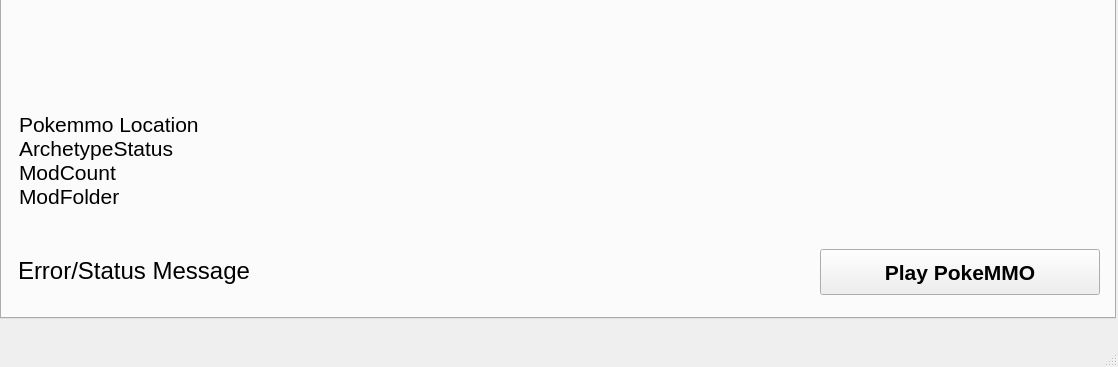
First picture: the form in VMM.ui, repository Vextryyn/Vextryyn-Mod-Manager, before the edit; both pictures show x 0 to 1118 and y 421 to 788 of the 1118 by 788 pixel window.
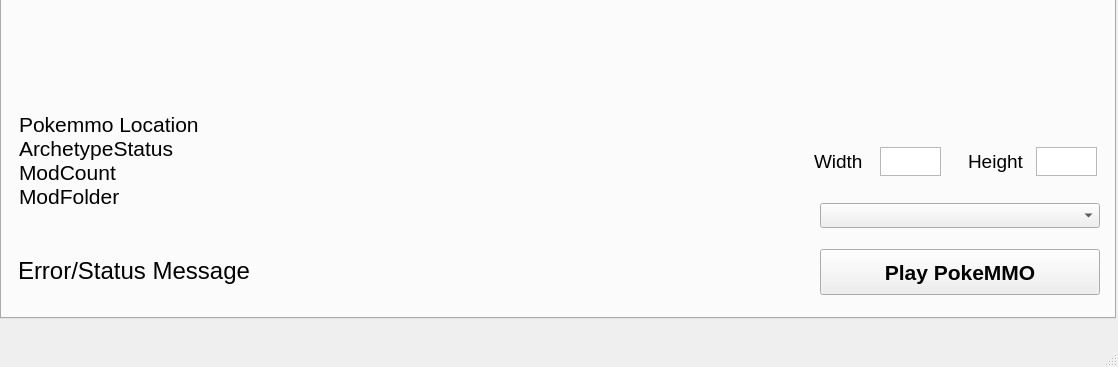
Second picture: the form after the edit. Custom widgets are drawn as their Qt base class.

Commit message: launch option gamescope fullscreen, at least on kde plasma it works like borderless fullscreen

Patch:
```diff
--- a/VMM.ui
+++ b/VMM.ui
@@ -1471,7 +1471,7 @@
         <rect>
          <x>5</x>
          <y>446</y>
-         <width>1071</width>
+         <width>793</width>
          <height>143</height>
         </rect>
        </property>
@@ -1565,6 +1565,72 @@
         <string>Set Mods Folder</string>
        </property>
       </widget>
+      <widget class="QComboBox" name="screenDrop">
+       <property name="geometry">
+        <rect>
+         <x>806</x>
+         <y>560</y>
+         <width>280</width>
+         <height>25</height>
+        </rect>
+       </property>
+      </widget>
+      <widget class="QTextEdit" name="heightText">
+       <property name="geometry">
+        <rect>
+         <x>1022</x>
+         <y>504</y>
+         <width>61</width>
+         <height>29</height>
+        </rect>
+       </property>
+      </widget>
+      <widget class="QTextEdit" name="widthText">
+       <property name="geometry">
+        <rect>
+         <x>866</x>
+         <y>504</y>
+         <width>61</width>
+         <height>29</height>
+        </rect>
+       </property>
+      </widget>
+      <widget class="QLabel" name="label_29">
+       <property name="geometry">
+        <rect>
+         <x>800</x>
+         <y>504</y>
+         <width>61</width>
+         <height>29</height>
+        </rect>
+       </property>
+       <property name="font">
+        <font>
+         <pointsize>14</pointsize>
+        </font>
+       </property>
+       <property name="text">
+        <string>Width</string>
+       </property>
+      </widget>
+      <widget class="QLabel" name="label_31">
+       <property name="geometry">
+        <rect>
+         <x>954</x>
+         <y>504</y>
+         <width>61</width>
+         <height>29</height>
+        </rect>
+       </property>
+       <property name="font">
+        <font>
+         <pointsize>14</pointsize>
+        </font>
+       </property>
+       <property name="text">
+        <string>Height</string>
+       </property>
+      </widget>
      </widget>
     </widget>
    </widget>
```
Left out of the diff: 2 changed lines with no effect on the pictures. The commit also changes 1 other file.
